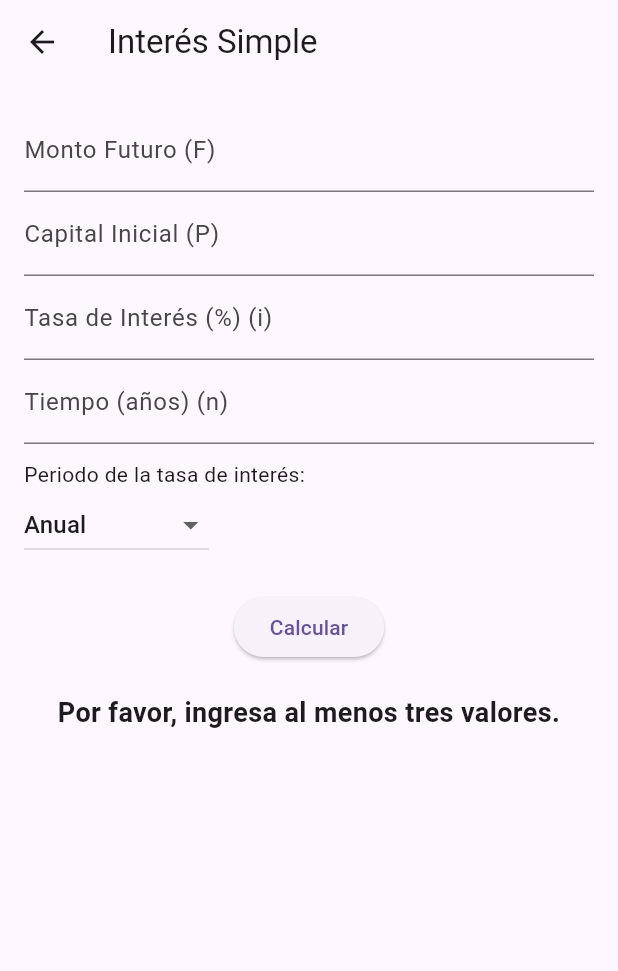
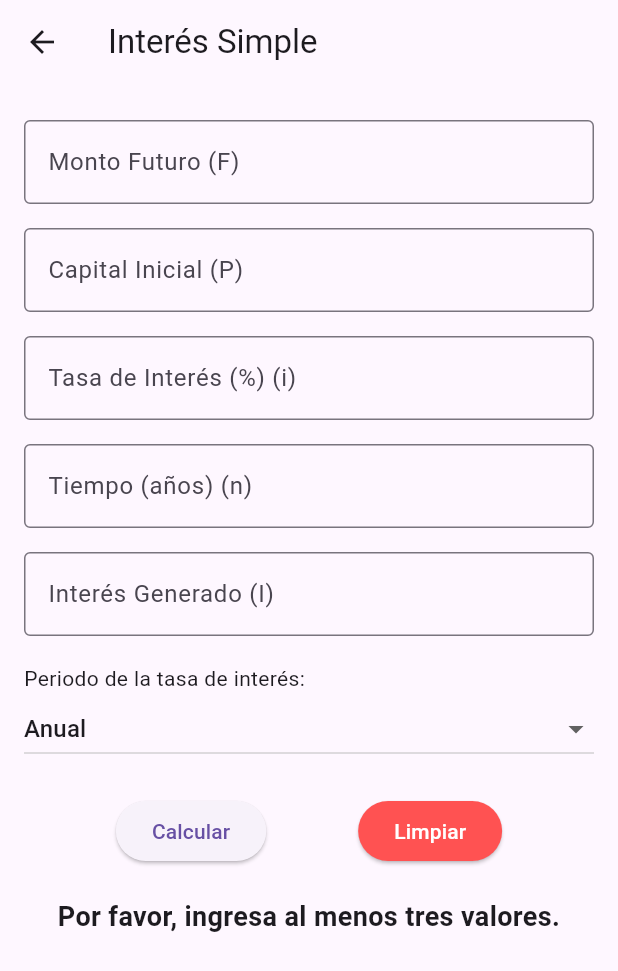
Before and after one commit to LogicDE/bancoecolapp, a Flutter app: the SimpleInterestScreen screen opened by its route, after a tap on "Calcular", on a phone screen of 412 x 824 dp. Shown: the top 971 px of the screen. Run offline on Flutter 3.47's test engine with Material 3 defaults, Android fonts, the phone set to English and light mode, and no system bars; our stand-ins replace firebase_auth, firebase_core, get, iconsax; accounts and stored records are empty; generated files the repository leaves out were written again.

Commit message:
Interes Simple Completado En Totalidad, se añadio funcionalidad en tasa de interes.

```diff
--- a/lib/presentation/controllers/simple_interest_controller.dart
+++ b/lib/presentation/controllers/simple_interest_controller.dart
@@ -5,6 +5,7 @@ class SimpleInterestController extends ChangeNotifier {
   final TextEditingController rateController = TextEditingController();
   final TextEditingController timeController = TextEditingController();
   final TextEditingController futureValueController = TextEditingController();
+  final TextEditingController interestController = TextEditingController();
 
   String result = '';
   String selectedPeriod = 'Anual'; // Opción por defecto
@@ -30,6 +31,7 @@ class SimpleInterestController extends ChangeNotifier {
     double? rate = double.tryParse(rateController.text);
     double? time = double.tryParse(timeController.text);
     double? futureValue = double.tryParse(futureValueController.text);
+    double? interest = double.tryParse(interestController.text);
 
     if (rate != null) {
       rate /= 100; // Convertir porcentaje a decimal
@@ -43,7 +45,11 @@ class SimpleInterestController extends ChangeNotifier {
       }
     }
 
-    if (capital == null &&
+    if (interest == null && capital != null && futureValue != null) {
+      // Calcular el interés generado
+      interest = futureValue - capital;
+      result = 'El interés generado es: \$${interest.toStringAsFixed(2)}';
+    } else if (capital == null &&
         futureValue != null &&
         rate != null &&
         time != null) {
@@ -71,15 +77,40 @@ class SimpleInterestController extends ChangeNotifier {
       result = 'La tasa de interés es: ${(rate * 100).toStringAsFixed(2)}%';
     } else if (time == null &&
         capital != null &&
-        futureValue != null &&
+        interest != null &&
         rate != null) {
-      // Calcular el número de períodos
-      time = ((futureValue / capital) - 1) / rate;
-      result = 'El número de períodos es: ${time.toStringAsFixed(2)}';
+      // Calcular el tiempo necesario
+      time = interest / (capital * rate);
+
+      // Conversión a años, meses y días
+      int years = time.floor();
+      double fractionalYear = time - years;
+      int days = (fractionalYear * 360).round();
+      int months = (days / 30).floor();
+      days = days % 30;
+
+      result = 'El tiempo estimado es: $years años, $months meses, $days días';
+    } else if (capital == null &&
+        interest != null &&
+        rate != null &&
+        time != null) {
+      // Calcular el capital inicial cuando solo se tienen I, i y t
+      capital = interest / (rate * time);
+      result = 'El capital inicial es: \$${capital.toStringAsFixed(2)}';
     } else {
       result = 'Por favor, ingresa al menos tres valores.';
     }
 
+    notifyListeners();
+  }
+
+  void clearFields() {
+    capitalController.clear();
+    rateController.clear();
+    timeController.clear();
+    futureValueController.clear();
+    interestController.clear();
+    result = '';
     notifyListeners();
   }
 
@@ -89,6 +120,7 @@ class SimpleInterestController extends ChangeNotifier {
     rateController.dispose();
     timeController.dispose();
     futureValueController.dispose();
+    interestController.dispose();
     super.dispose();
   }
 }
--- a/lib/presentation/screens/simple_interest_screen.dart
+++ b/lib/presentation/screens/simple_interest_screen.dart
@@ -15,40 +15,25 @@ class SimpleInterestScreen extends StatelessWidget {
           padding: const EdgeInsets.all(16.0),
           child: Consumer<SimpleInterestController>(
             builder: (context, controller, child) {
-              return Column(
+              return SingleChildScrollView(
+                child: Column(
                   crossAxisAlignment: CrossAxisAlignment.start,
                   children: [
-                  TextField(
-                    controller: controller.futureValueController,
-                    decoration:
-                        const InputDecoration(labelText: 'Monto Futuro (F)'),
-                    keyboardType: TextInputType.number,
-                  ),
-                  TextField(
-                    controller: controller.capitalController,
-                    decoration:
-                        const InputDecoration(labelText: 'Capital Inicial (P)'),
-                    keyboardType: TextInputType.number,
-                  ),
-                  TextField(
-                    controller: controller.rateController,
-                    decoration: const InputDecoration(
-                        labelText: 'Tasa de Interés (%) (i)'),
-                    keyboardType: TextInputType.number,
-                  ),
-                  TextField(
-                    controller: controller.timeController,
-                    decoration:
-                        const InputDecoration(labelText: 'Tiempo (años) (n)'),
-                    keyboardType: TextInputType.number,
-                  ),
-
+                    _buildTextField(
+                        controller.futureValueController, 'Monto Futuro (F)'),
+                    _buildTextField(
+                        controller.capitalController, 'Capital Inicial (P)'),
+                    _buildTextField(
+                        controller.rateController, 'Tasa de Interés (%) (i)'),
+                    _buildTextField(
+                        controller.timeController, 'Tiempo (años) (n)'),
+                    _buildTextField(
+                        controller.interestController, 'Interés Generado (I)'),
                     const SizedBox(height: 10),
-
-                  // Selector de periodo de la tasa de interés
                     const Text('Periodo de la tasa de interés:'),
                     DropdownButton<String>(
                       value: controller.selectedPeriod,
+                      isExpanded: true,
                       items: controller.periodFactors.keys.map((String period) {
                         return DropdownMenuItem<String>(
                           value: period,
@@ -61,18 +46,25 @@ class SimpleInterestScreen extends StatelessWidget {
                         }
                       },
                     ),
-
                     const SizedBox(height: 20),
-
-                  Center(
-                    child: ElevatedButton(
+                    Row(
+                      mainAxisAlignment: MainAxisAlignment.spaceEvenly,
+                      children: [
+                        ElevatedButton(
                           onPressed: controller.calculate,
                           child: const Text('Calcular'),
                         ),
+                        ElevatedButton(
+                          onPressed: controller.clearFields,
+                          style: ElevatedButton.styleFrom(
+                            backgroundColor: Colors.redAccent,
                           ),
-
+                          child: const Text('Limpiar',
+                              style: TextStyle(color: Colors.white)),
+                        ),
+                      ],
+                    ),
                     const SizedBox(height: 20),
-
                     Center(
                       child: Text(
                         controller.result,
@@ -82,6 +74,7 @@ class SimpleInterestScreen extends StatelessWidget {
                       ),
                     ),
                   ],
+                ),
               );
             },
           ),
@@ -89,4 +82,18 @@ class SimpleInterestScreen extends StatelessWidget {
       ),
     );
   }
+
+  Widget _buildTextField(TextEditingController controller, String label) {
+    return Padding(
+      padding: const EdgeInsets.symmetric(vertical: 8.0),
+      child: TextField(
+        controller: controller,
+        decoration: InputDecoration(
+          labelText: label,
+          border: OutlineInputBorder(),
+        ),
+        keyboardType: TextInputType.number,
+      ),
+    );
   }
+}
```
Also changed, not shown: lib/main.dart (+13 -4 lines), lib/presentation/controllers/interest_rate_controller.dart (added, +83 -0 lines), lib/presentation/screens/interest_rate_screen.dart (added, +105 -0 lines). Lines whose indentation alone changed are shown as unchanged.
